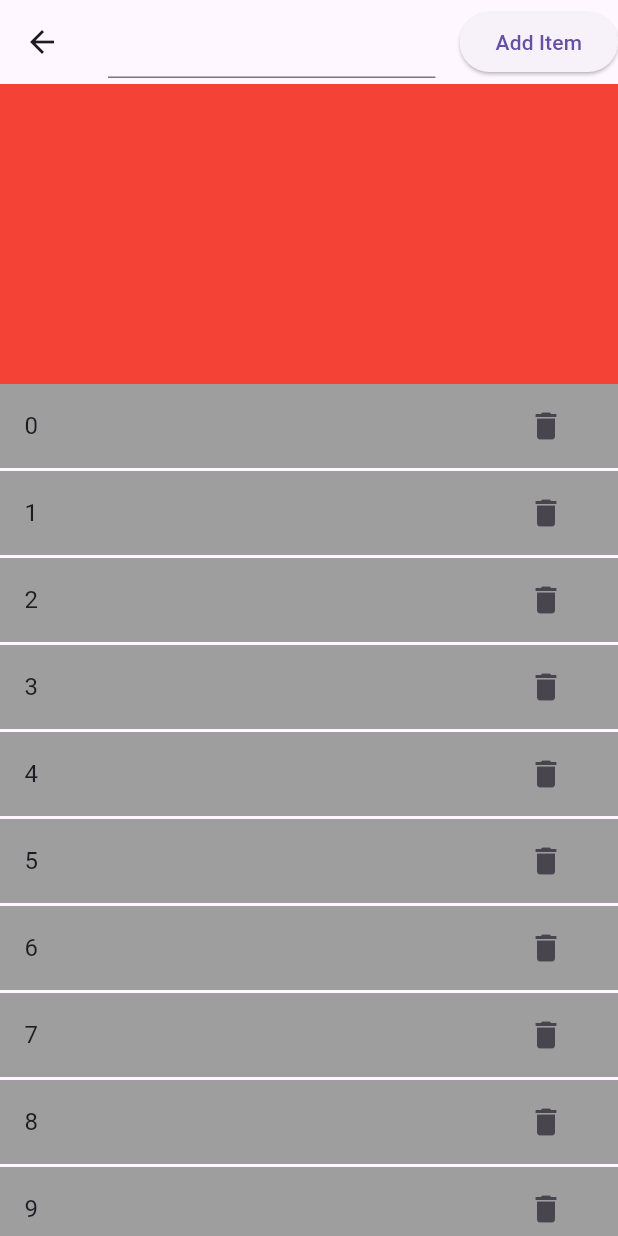
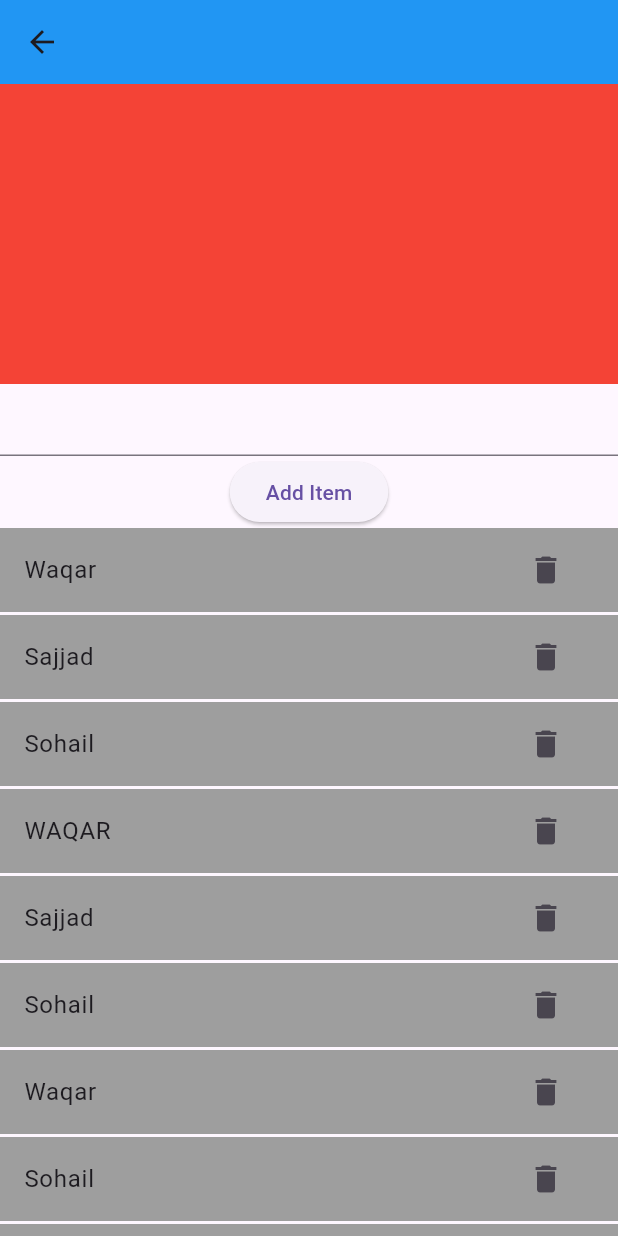
Before and after one commit to SuhAilMAnzoor/Fifth-Expanded-and-Updating-List, a Flutter app: the ContainerWithListViewBuilder screen opened directly, on a phone screen of 412 x 824 dp. Run offline on Flutter 3.47's test engine with Material 3 defaults, Android fonts, the phone set to English and light mode, and no system bars.

Commit message:
Screen Overflow issue is resolved using shrinkWrap and Physics Peropersities,Make Banner On the Top and reset of List is Scrollable and Add remove items

```diff
--- a/lib/01.list_builder_screen_over_flow_solved_with_scroll.dart
+++ b/lib/01.list_builder_screen_over_flow_solved_with_scroll.dart
@@ -16,7 +16,7 @@ class _ContainerWithListViewBuilderState
     extends State<ContainerWithListViewBuilder> {
   TextEditingController friendListController = TextEditingController();
 
-  List friendList = ["Waqar", "Sajjad", "Sohail"];
+  List friendList = ["Waqar", "Sajjad", "Sohail", 'WAQAR', "Sajjad", "Sohail", "Waqar", "Sohail", "Sajjad", "Waqar","SAJJAD","SOHAIL"];
 
 //Add Items using TextField
   addItem() {
@@ -34,12 +34,20 @@ class _ContainerWithListViewBuilderState
 
   @override
   Widget build(BuildContext context) {
-    return Scaffold(
+    return SafeArea(
+      child: Scaffold(
         appBar: AppBar(
-        title: TextField(
+          backgroundColor: Colors.blue,
+        ),
+        body: SingleChildScrollView(   // Parent Scrollable For All
+          child: Column(children: [
+            Container(
+              height: 200,
+              color: Colors.red,
+            ),
+                        TextField(
             controller: friendListController,
           ),
-        actions: [
             ElevatedButton(
                 onPressed: () {
                   setState(() {
@@ -49,29 +57,20 @@ class _ContainerWithListViewBuilderState
                 },
                 child: const Text(
                   "Add Item",
-              ))
-        ],
-      ),
-      body: SafeArea(
-        child: SingleChildScrollView(
-          child: Column(children: [
-            Container(
-              height: 200,
-              color: Colors.red,
-            ),
+                )),
             ListView.builder(
-                shrinkWrap: true,
-                physics: const NeverScrollableScrollPhysics(),
-                itemCount: 20,
+                shrinkWrap: true,  // shrinkWrap shrink both Listview builder and Container to shrink
+                physics: NeverScrollableScrollPhysics(), // reset of Listview builder is scrollable means list is scrollable
+                itemCount: friendList.length, // total length of friendList
                 itemBuilder: (bcontext, index) {
                   return Container(
                     margin: const EdgeInsets.only(bottom: 2),
                     child: ListTile(
                       tileColor: Colors.grey,
-                      title: Text(index.toString()),
+                      title: Text(friendList[index]), // print the list names that are already stored in frinedList
                       trailing: IconButton(
                           onPressed: () {
-                            removeItem(meraBanayahowa: index);
+                            removeItem(meraBanayahowa: index); // You Can Delete Items or Names You have added
                           },
                           icon: const Icon(
                             Icons.delete,
```
Lines whose indentation alone changed are shown as unchanged.
